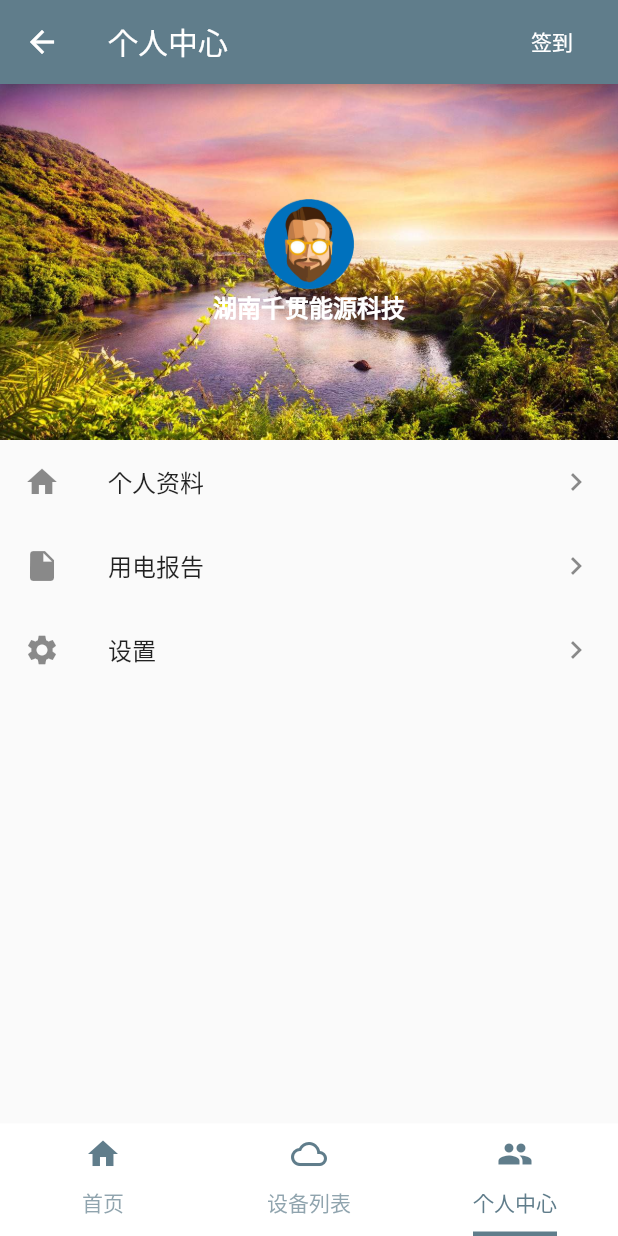
After one commit to zqiangliu/flutter_app, a Flutter app: the TabPage screen opened by its route, item 3 of the bottom bar chosen, after a tap on "签到", on a phone screen of 412 x 824 dp. The commit adds this screen. Run offline on Flutter 3.47's test engine with Material 2 defaults, Android fonts, the phone set to English and light mode, and no system bars; missing offline and left inert: mqtt_client.

Commit message:
add tabbar demo

```diff
--- a/lib/HomePage.dart
+++ b/lib/HomePage.dart
@@ -1,7 +1,7 @@
 import 'package:flutter/material.dart';
 
 class ListDemo extends StatelessWidget{
-  var items = ['Layout示例', '图片切换', '登录表单', 'MQTT示例', '文件操作'];
+  var items = ['Layout示例', '图片切换', '登录表单', 'MQTT示例', '文件操作', 'Tab示例'];
   @override
   Widget build(BuildContext context) {
     return Scaffold(
@@ -39,6 +39,9 @@ class ListDemo extends StatelessWidget{
       case 4:
         Navigator.pushNamed(ctx, '/file');
         break;
+      case 5:
+        Navigator.pushNamed(ctx, '/tab');
+        break;
       default:
         break;
     }
--- a/lib/MqttPage.dart
+++ b/lib/MqttPage.dart
@@ -48,6 +48,7 @@ class MqttPageState extends State<MqttPage>{
 
   @override
   void dispose() {
+    _controller.dispose();
     client.disconnect();
     super.dispose();
   }
--- /dev/null
+++ b/lib/TabPage.dart
@@ -0,0 +1,65 @@
+import 'package:flutter/material.dart';
+import 'tab/TabHome.dart';
+import 'tab/TabDevice.dart';
+import 'tab/TabMy.dart';
+class TabPage extends StatefulWidget{
+
+  @override
+  State createState() => TabPageState();
+}
+
+class TabPageState extends State<TabPage> with SingleTickerProviderStateMixin{
+
+  TabController _tabController;
+
+  @override
+  void initState() {
+    _tabController = TabController(length: 3, vsync: this);
+  }
+
+
+  @override
+  void dispose() {
+    _tabController.dispose();
+    super.dispose();
+  }
+
+  @override
+  Widget build(BuildContext context) {
+    return Scaffold(
+      //appBar: AppBar(title: Text('底部Tab示例'),),
+      body: TabBarView(
+        controller: _tabController,
+        children: [
+          TabHome(),
+          TabDevice(),
+          TabMy()
+        ]
+      ),
+      bottomNavigationBar: Container(
+        color: Colors.white,
+        child: TabBar(
+          controller: _tabController,
+          indicatorSize: TabBarIndicatorSize.label,
+          indicatorWeight: 3,
+          labelColor: Colors.blueGrey,
+          labelStyle: TextStyle(fontSize: 14),
+          tabs: [
+            Tab(
+              text: '首页',
+              icon: Icon(Icons.home, color: Colors.blueGrey),
+            ),
+            Tab(
+              text: '设备列表',
+              icon: Icon(Icons.cloud_queue, color: Colors.blueGrey),
+            ),
+            Tab(
+              text: '个人中心',
+              icon: Icon(Icons.people, color: Colors.blueGrey),
+            )
+          ]
+        ),
+      ),
+    );
+  }
+}
--- a/lib/main.dart
+++ b/lib/main.dart
@@ -5,6 +5,7 @@ import 'LoginPage.dart';
 import 'MqttPage.dart';
 import 'LayoutPage.dart';
 import 'FilePage.dart';
+import 'TabPage.dart';
 
 void main() => runApp(MyApp());
 
@@ -32,7 +33,8 @@ class MyApp extends StatelessWidget {
 					'/login': (context) => LoginPage(),
 					'/mqtt': (context) => MqttPage(),
 					'/layout': (context) => LayoutPage(),
-					'/file': (context) => FilePage()
+					'/file': (context) => FilePage(),
+					'/tab': (context) => TabPage()
 				}
 		);
 	}
--- /dev/null
+++ b/lib/tab/TabHome.dart
@@ -0,0 +1,34 @@
+import 'package:flutter/material.dart';
+class TabHome extends StatefulWidget{
+
+  @override
+  State createState() => TabHomeState();
+}
+
+class TabHomeState extends State<TabHome>{
+
+  @override
+  void initState() {
+
+  }
+
+  _onPlusPress(){
+
+  }
+
+  @override
+  Widget build(BuildContext context) {
+    return Scaffold(
+      appBar: AppBar(title: Text('千贯能源科技'), automaticallyImplyLeading: false,),
+      body: Center(
+        child: Column(
+          mainAxisAlignment: MainAxisAlignment.center,
+          children: <Widget>[
+            FloatingActionButton(onPressed: _onPlusPress, child: Icon(Icons.add, color: Colors.white),),
+            Text('请添加设备', style: TextStyle(color: Colors.blueGrey, fontSize: 14),)
+          ],
+        )
+      ),
+    );
+  }
+}
--- /dev/null
+++ b/lib/tab/TabMy.dart
@@ -0,0 +1,63 @@
+import 'package:flutter/material.dart';
+class TabMy extends StatefulWidget{
+
+  @override
+  State createState() => TabMyState();
+}
+
+class TabMyState extends State<TabMy>{
+
+  @override
+  void initState() {
+
+  }
+
+  _onSign(){
+
+  }
+
+  @override
+  Widget build(BuildContext context) {
+    return Scaffold(
+      appBar: AppBar(
+        title: Text('个人中心'),
+        actions: <Widget>[
+          FlatButton(onPressed: _onSign, child: Text('签到', style: TextStyle(color: Colors.white),))
+        ],
+      ),
+      body: ListView(
+        children: <Widget>[
+          Container(
+            child: Stack(
+              alignment: AlignmentDirectional.center,
+              children: <Widget>[
+                Image.asset('images/scene2.png', fit: BoxFit.fitWidth,),
+                Column(
+                  children: <Widget>[
+                    Image.asset('images/default.png', width: 60, height: 60,),
+                    Text('湖南千贯能源科技', style: TextStyle(color: Colors.white, fontSize: 16, fontWeight: FontWeight.bold),),
+                  ],
+                )
+              ],
+            ),
+          ),
+          ListTile(
+            title: Text('个人资料'),
+            leading: Icon(Icons.home),
+            trailing: Icon(Icons.chevron_right),
+          ),
+          ListTile(
+            title: Text('用电报告'),
+            leading: Icon(Icons.insert_drive_file),
+            trailing: Icon(Icons.chevron_right),
+          ),
+          ListTile(
+            title: Text('设置'),
+            leading: Icon(Icons.settings),
+            trailing: Icon(Icons.chevron_right),
+          )
+        ],
+      )
+    );
+  }
+}
```
Also changed, not shown: lib/FilePage.dart (+8 -0 lines), lib/tab/TabDevice.dart (added, +33 -0 lines).
